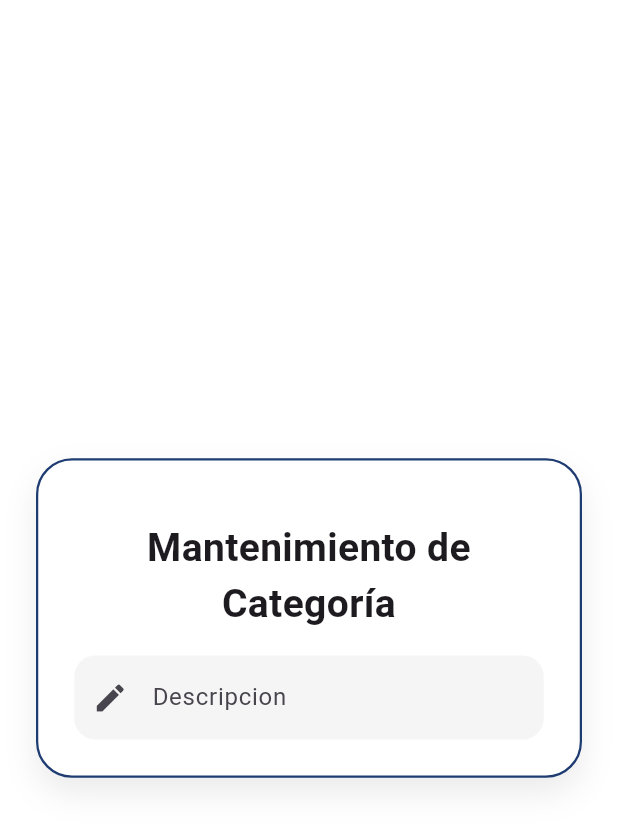
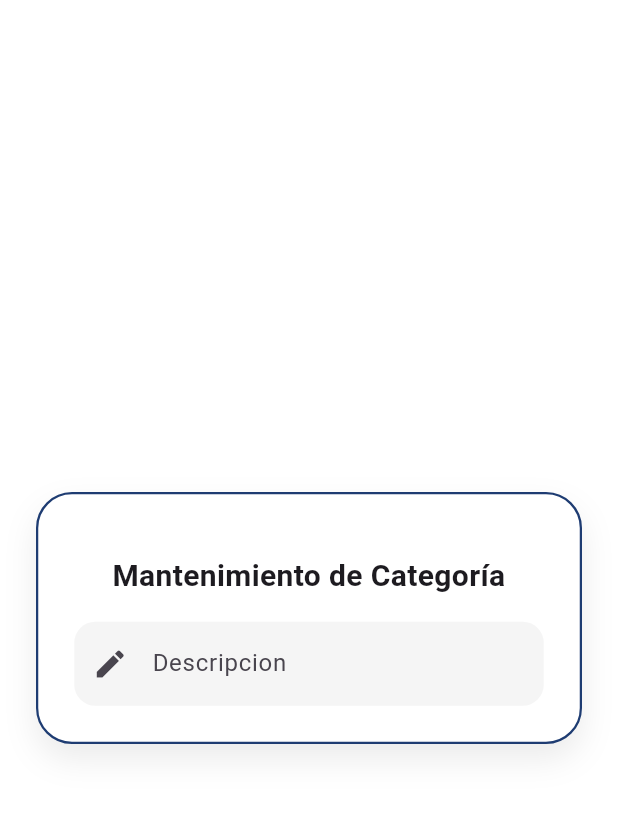
Before and after one commit to andalcivar001/EcommercePrueba, a Flutter app: the CategoryFormPage screen opened by its route, on a phone screen of 412 x 824 dp. Shown: the top 827 px of the screen. Run offline on Flutter 3.47's test engine with Material 3 defaults, Android fonts, the phone set to English and light mode, and no system bars; our stand-ins replace equatable, flutter_bloc, fluttertoast, get_it, image_picker, injectable and 1 more; accounts and stored records are empty.

Commit message:
categoria page avances

```diff
--- a/lib/src/presentation/pages/category/form/CategoryFormContent.dart
+++ b/lib/src/presentation/pages/category/form/CategoryFormContent.dart
@@ -1,11 +1,17 @@
 import 'package:ecommerce_prueba/src/domain/models/Category.dart';
+import 'package:ecommerce_prueba/src/presentation/pages/category/form/bloc/CategoryFormBloc.dart';
+import 'package:ecommerce_prueba/src/presentation/pages/category/form/bloc/CategoryFormEvent.dart';
+import 'package:ecommerce_prueba/src/presentation/pages/category/form/bloc/CategoryFormState.dart';
+import 'package:ecommerce_prueba/src/presentation/utils/BlocFormItem.dart';
 import 'package:ecommerce_prueba/src/presentation/widgets/DefaultTextField.dart';
 import 'package:flutter/material.dart';
 
 class CategoryFormContent extends StatelessWidget {
   Category? category;
+  CategoryFormBloc? bloc;
+  CategoryFormState state;
 
-  CategoryFormContent(this.category);
+  CategoryFormContent(this.bloc, this.state, this.category);
 
   @override
   Widget build(BuildContext context) {
@@ -42,7 +48,7 @@ class CategoryFormContent extends StatelessWidget {
                           'Mantenimiento de Categoría',
                           textAlign: TextAlign.center,
                           style: TextStyle(
-                            fontSize: 26,
+                            fontSize: 20,
                             fontWeight: FontWeight.bold,
                           ),
                         ),
@@ -66,7 +72,17 @@ class CategoryFormContent extends StatelessWidget {
       icon: Icons.edit,
       textInputType: TextInputType.text,
       textInputAction: TextInputAction.done,
-      onChanged: (text) {},
+      onChanged: (text) {
+        bloc?.add(
+          DescripcionChangedCategoryFormEvent(
+            descripcion: BlocFormItem(value: text),
+          ),
+        );
+      },
+      initialValue: category?.descripcion ?? '',
+      validator: (value) {
+        return state.descripcion.error;
+      },
     );
   }
 }
--- a/lib/src/presentation/pages/category/form/CategoryFormPage.dart
+++ b/lib/src/presentation/pages/category/form/CategoryFormPage.dart
@@ -1,6 +1,11 @@
 import 'package:ecommerce_prueba/src/domain/models/Category.dart';
+import 'package:ecommerce_prueba/src/domain/utils/Resource.dart';
 import 'package:ecommerce_prueba/src/presentation/pages/category/form/CategoryFormContent.dart';
+import 'package:ecommerce_prueba/src/presentation/pages/category/form/bloc/CategoryFormBloc.dart';
+import 'package:ecommerce_prueba/src/presentation/pages/category/form/bloc/CategoryFormState.dart';
+import 'package:ecommerce_prueba/src/presentation/widgets/AppToast.dart';
 import 'package:flutter/material.dart';
+import 'package:flutter_bloc/flutter_bloc.dart';
 
 class CategoryFormPage extends StatefulWidget {
   const CategoryFormPage({super.key});
@@ -11,6 +16,7 @@ class CategoryFormPage extends StatefulWidget {
 
 class _CategoryFormPageState extends State<CategoryFormPage> {
   Category? category;
+  CategoryFormBloc? bloc;
 
   @override
   void initState() {
@@ -24,6 +30,37 @@ class _CategoryFormPageState extends State<CategoryFormPage> {
       category = ModalRoute.of(context)?.settings.arguments as Category;
     }
     print('CATEGORY ${category?.toJson()}');
-    return Scaffold(body: CategoryFormContent(category));
+    return Scaffold(
+      body: Center(
+        child: BlocListener<CategoryFormBloc, CategoryFormState>(
+          listener: (context, state) {
+            final responseState = state.response;
+            if (responseState is Error) {
+              AppToast.error(responseState.message);
+            } else if (responseState is Success) {
+              AppToast.success('Categoría guardada correctamente');
+            }
+          },
+          child: BlocBuilder<CategoryFormBloc, CategoryFormState>(
+            builder: (context, state) {
+              final r = state.response;
+
+              return Stack(
+                children: [
+                  CategoryFormContent(bloc, state, category),
+                  if (r is Loading)
+                    const Positioned.fill(
+                      child: ColoredBox(
+                        color: Color(0x66000000),
+                        child: Center(child: CircularProgressIndicator()),
+                      ),
+                    ),
+                ],
+              );
+            },
+          ),
+        ),
+      ),
+    );
   }
 }
```
